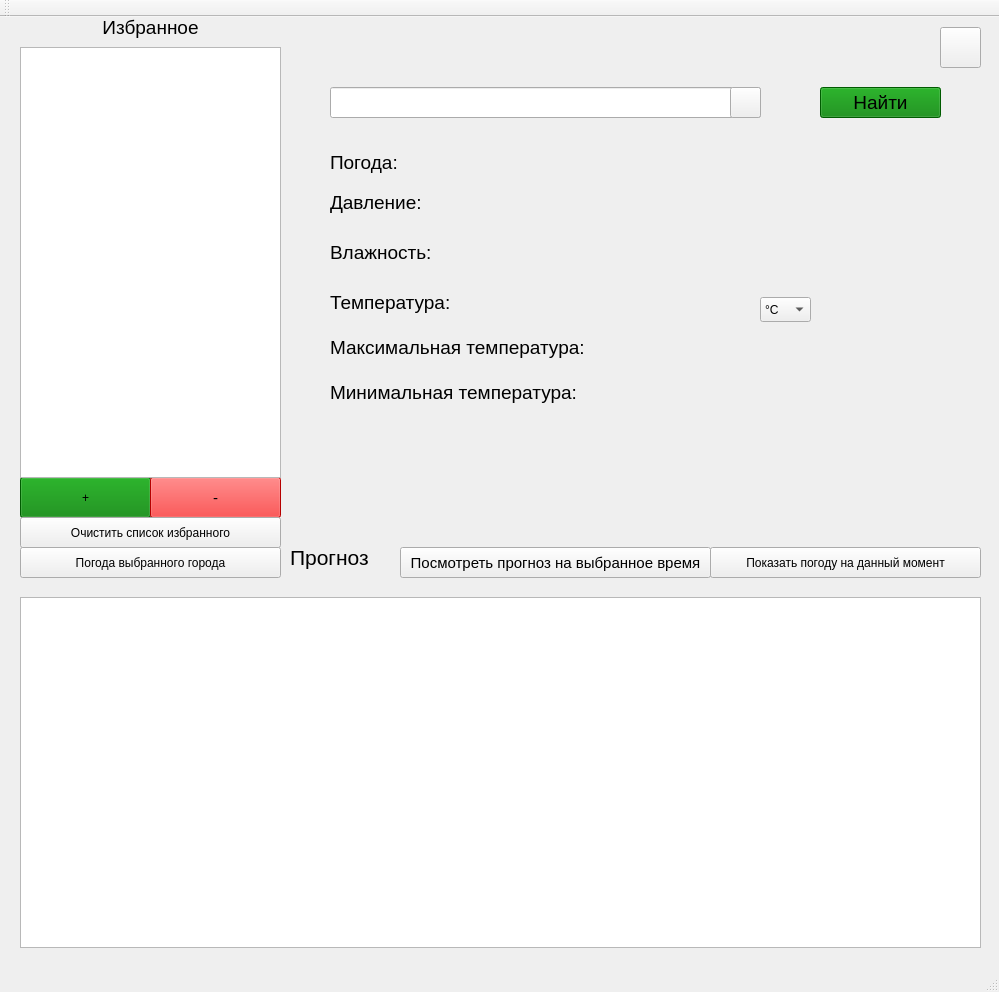
Before: the Qt Designer form mainwindow.ui in Otruvin/Curs-work, drawn with Qt 5.
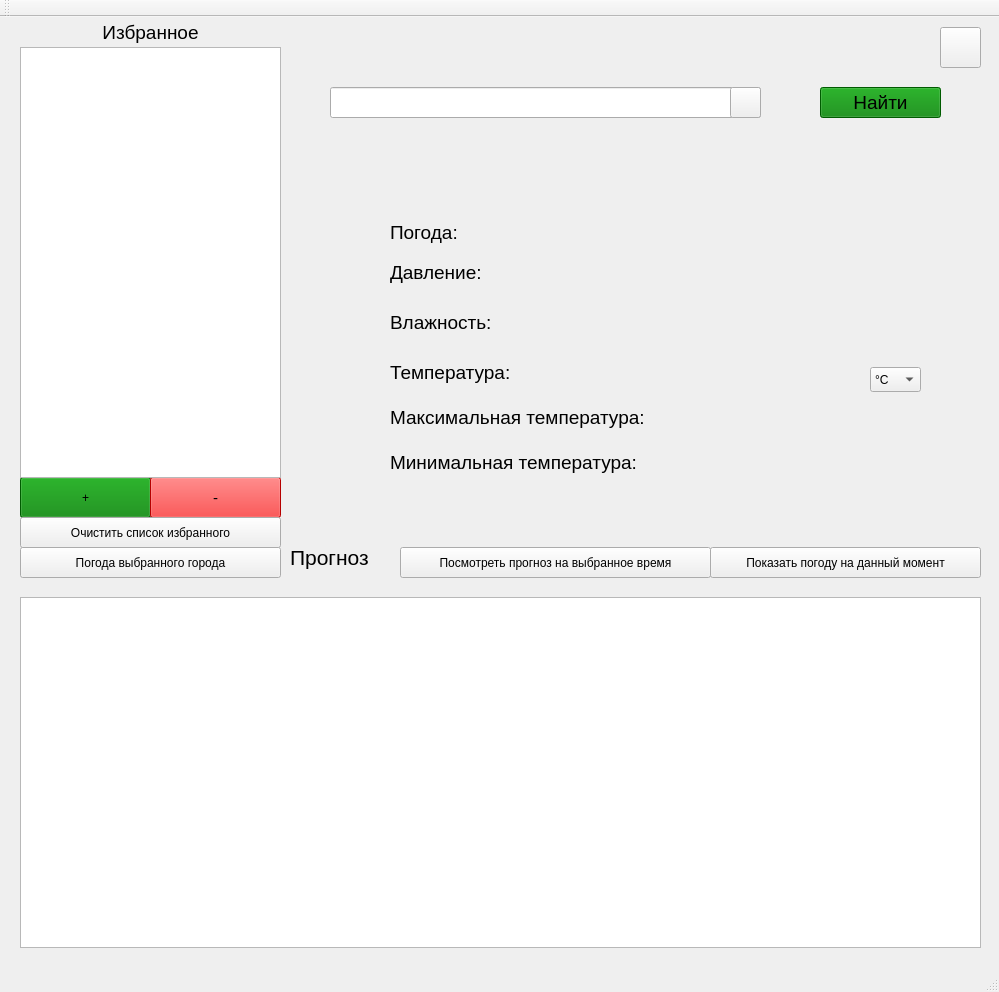
After: the same form once the commit is applied. Icons and pictures are not drawn.

```diff
--- a/mainwindow.ui
+++ b/mainwindow.ui
@@ -20,8 +20,8 @@
    <widget class="QLabel" name="label">
     <property name="geometry">
      <rect>
-      <x>330</x>
-      <y>130</y>
+      <x>390</x>
+      <y>200</y>
       <width>151</width>
       <height>31</height>
      </rect>
@@ -38,8 +38,8 @@
    <widget class="QLabel" name="label_2">
     <property name="geometry">
      <rect>
-      <x>330</x>
-      <y>170</y>
+      <x>390</x>
+      <y>240</y>
       <width>131</width>
       <height>31</height>
      </rect>
@@ -56,8 +56,8 @@
    <widget class="QLabel" name="label_3">
     <property name="geometry">
      <rect>
-      <x>330</x>
-      <y>220</y>
+      <x>390</x>
+      <y>290</y>
       <width>131</width>
       <height>31</height>
      </rect>
@@ -74,8 +74,8 @@
    <widget class="QLabel" name="label_4">
     <property name="geometry">
      <rect>
-      <x>330</x>
-      <y>270</y>
+      <x>390</x>
+      <y>340</y>
       <width>151</width>
       <height>31</height>
      </rect>
@@ -92,8 +92,8 @@
    <widget class="QLabel" name="label_5">
     <property name="geometry">
      <rect>
-      <x>330</x>
-      <y>310</y>
+      <x>390</x>
+      <y>380</y>
       <width>321</width>
       <height>41</height>
      </rect>
@@ -110,9 +110,9 @@
    <widget class="QLabel" name="label_6">
     <property name="geometry">
      <rect>
-      <x>330</x>
-      <y>360</y>
-      <width>251</width>
+      <x>390</x>
+      <y>430</y>
+      <width>301</width>
       <height>31</height>
      </rect>
     </property>
@@ -128,10 +128,10 @@
    <widget class="QLabel" name="weatherDescrL">
     <property name="geometry">
      <rect>
-      <x>440</x>
-      <y>136</y>
-      <width>221</width>
-      <height>21</height>
+      <x>500</x>
+      <y>200</y>
+      <width>291</width>
+      <height>31</height>
      </rect>
     </property>
     <property name="font">
@@ -146,9 +146,9 @@
    <widget class="QLabel" name="pressureL">
     <property name="geometry">
      <rect>
-      <x>450</x>
-      <y>170</y>
-      <width>121</width>
+      <x>510</x>
+      <y>240</y>
+      <width>241</width>
       <height>31</height>
      </rect>
     </property>
@@ -164,9 +164,9 @@
    <widget class="QLabel" name="humidityL">
     <property name="geometry">
      <rect>
-      <x>470</x>
-      <y>220</y>
-      <width>101</width>
+      <x>530</x>
+      <y>290</y>
+      <width>161</width>
       <height>31</height>
      </rect>
     </property>
@@ -182,9 +182,9 @@
    <widget class="QLabel" name="temperatureL">
     <property name="geometry">
      <rect>
-      <x>490</x>
-      <y>270</y>
-      <width>111</width>
+      <x>550</x>
+      <y>340</y>
+      <width>151</width>
       <height>31</height>
      </rect>
     </property>
@@ -200,9 +200,9 @@
    <widget class="QLabel" name="maxTemperatureL">
     <property name="geometry">
      <rect>
-      <x>610</x>
-      <y>310</y>
-      <width>111</width>
+      <x>720</x>
+      <y>380</y>
+      <width>121</width>
       <height>41</height>
      </rect>
     </property>
@@ -218,9 +218,9 @@
    <widget class="QLabel" name="minTemperatureL">
     <property name="geometry">
      <rect>
-      <x>590</x>
-      <y>360</y>
-      <width>91</width>
+      <x>710</x>
+      <y>430</y>
+      <width>121</width>
       <height>31</height>
      </rect>
     </property>
@@ -284,7 +284,7 @@
     </property>
     <property name="font">
      <font>
-      <pointsize>11</pointsize>
+      <pointsize>9</pointsize>
      </font>
     </property>
     <property name="text">
@@ -297,7 +297,7 @@
       <x>40</x>
       <y>0</y>
       <width>221</width>
-      <height>21</height>
+      <height>31</height>
      </rect>
     </property>
     <property name="font">
@@ -405,8 +405,8 @@
    <widget class="QComboBox" name="choiseMetricTemperature">
     <property name="geometry">
      <rect>
-      <x>760</x>
-      <y>280</y>
+      <x>870</x>
+      <y>350</y>
       <width>51</width>
       <height>25</height>
      </rect>
```
Left out of the diff: 20 changed lines with no effect on the pictures.
